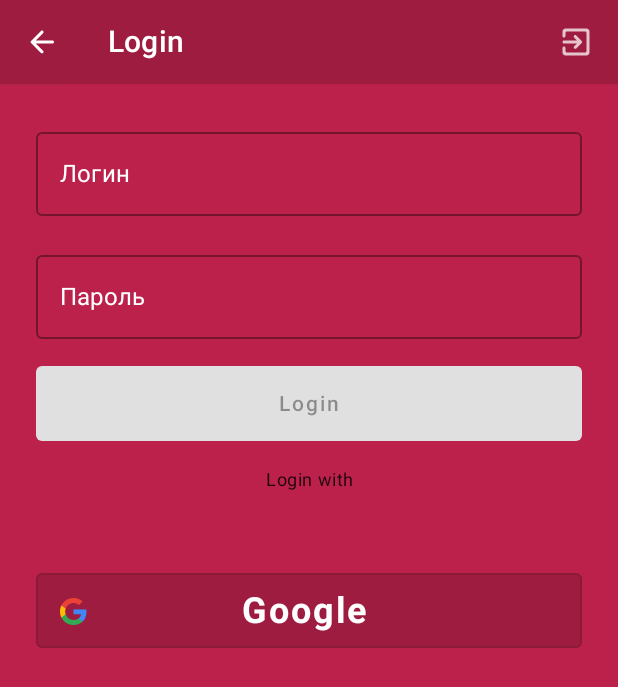
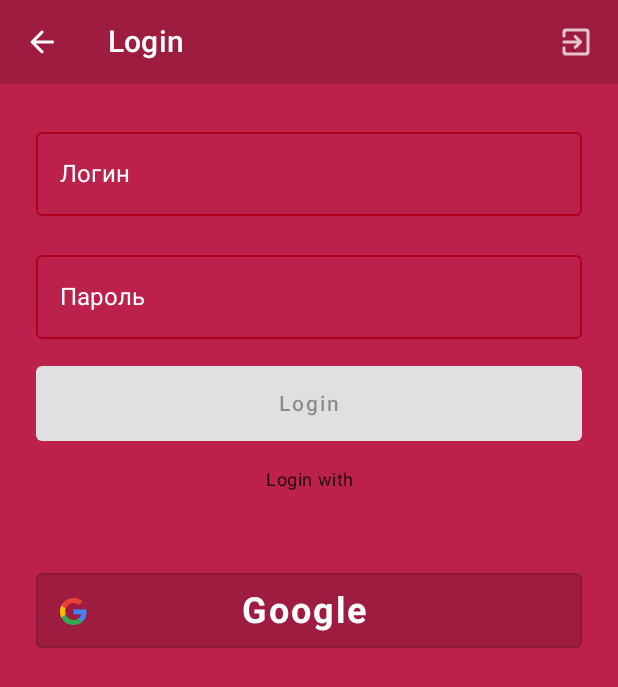
Before and after one commit to spiritofenergy/ChatWithFirebase, an Android app built with Jetpack Compose: the first screen one second after launch (MainActivity), on a phone screen of 412 x 824 dp. Shown: the top 687 px of the screen. Run offline under Robolectric (Android 15) with nearby library versions, the phone set to English and light mode, and no system bars; our stand-ins replace Firebase (no records; nobody signed in at launch, a user with empty details on screens opened directly).

Commit message:
first commit

```diff
--- a/app/build.gradle
+++ b/app/build.gradle
@@ -56,6 +56,7 @@ dependencies {
     implementation 'androidx.navigation:navigation-compose:2.5.3'
     implementation 'androidx.appcompat:appcompat:1.5.1'
     implementation 'androidx.navigation:navigation-ui:2.5.3'
+    implementation 'androidx.navigation:navigation-runtime-ktx:2.5.3'
     testImplementation 'junit:junit:4.13.2'
     androidTestImplementation 'androidx.test.espresso:espresso-core:3.5.0'
     implementation "androidx.compose.ui:ui:$compose_ui_version"
--- a/app/src/main/java/com/kodex/chatwithfirebase/screens/LoginScreen.kt
+++ b/app/src/main/java/com/kodex/chatwithfirebase/screens/LoginScreen.kt
@@ -25,6 +25,7 @@ import androidx.compose.ui.text.style.TextAlign
 import androidx.compose.ui.tooling.preview.Preview
 import androidx.compose.ui.unit.dp
 import androidx.compose.ui.unit.sp
+import androidx.lifecycle.viewmodel.compose.viewModel
 import androidx.navigation.NavHostController
 import androidx.navigation.compose.rememberNavController
 import com.google.android.gms.auth.api.signin.GoogleSignIn
@@ -39,6 +40,7 @@ import com.kodex.chatwithfirebase.R
 import com.kodex.chatwithfirebase.ui.theme.ChatWithFirebaseTheme
 import com.kodex.chatwithfirebase.util.Constants
 import com.kodex.chatwithfirebase.util.LOGIN
+import com.kodex.chatwithfirebase.util.LoadingState
 import com.kodex.chatwithfirebase.util.PASSWORD
 
 
@@ -101,20 +103,25 @@ fun LoginScreen(viewModel: MainViewModel, navController: NavHostController) {
                         }
                     }
                 )
-             //  if (state.status == LoadingState.Status.RUNNING) {
-              //      LinearProgressIndicator(modifier = Modifier.fillMaxWidth())
-              //  }
+               if (state.status == LoadingState.Status.RUNNING) {
+                    LinearProgressIndicator(modifier = Modifier.fillMaxWidth())
+                }
             }
         }, content = {
-            Column(modifier = Modifier.fillMaxSize().background(colorResource(R.color.colorPrimary)).padding(24.dp),
+            Column(modifier = Modifier
+                .fillMaxSize()
+                .background(colorResource(R.color.colorPrimary))
+                .padding(24.dp),
                 verticalArrangement = Arrangement.spacedBy(18.dp),
                  horizontalAlignment = Alignment.CenterHorizontally,
                 content = {
-                    OutlinedTextField(value = login, onValueChange = { login = it }, modifier = Modifier.fillMaxWidth(), label = { Text(text = "Логин", color = Color.White)})
+                    OutlinedTextField(value = login, onValueChange = { login = it }, modifier = Modifier.fillMaxWidth(), label = { Text(text = "Логин", color = Color.White)}, isError = login.isEmpty())
 
-                    OutlinedTextField(value = password, onValueChange = { password = it }, modifier = Modifier.fillMaxWidth(), visualTransformation = PasswordVisualTransformation(), label = { Text(text = "Пароль", color = Color.White) })
+                    OutlinedTextField(value = password, onValueChange = { password = it }, modifier = Modifier.fillMaxWidth(), visualTransformation = PasswordVisualTransformation(), label = { Text(text = "Пароль", color = Color.White)}, isError = password.isEmpty())
 
-                    Button(modifier = Modifier.fillMaxWidth().height(50.dp), enabled = login.isNotEmpty() && password.isNotEmpty(), content = {
+                    Button(modifier = Modifier
+                        .fillMaxWidth()
+                        .height(50.dp), enabled = login.isNotEmpty() && password.isNotEmpty(), content = {
                             Text(text = "Login") }, onClick = {
                                     LOGIN = login
                                     PASSWORD = password
@@ -146,7 +153,10 @@ fun LoginScreen(viewModel: MainViewModel, navController: NavHostController) {
                                 .build()
                             val googleSignInClient = GoogleSignIn.getClient(context, gso)
                             launcher.launch(googleSignInClient.signInIntent)
-                        },
+                            navController.navigate(Constants.Screens.CHAT_SCREEN)
+                           // Log.d("checkData", "Button pressed ${auth.currentUser?.displayName.toString()}")
+
+                },
                         colors = ButtonDefaults.buttonColors(
                             colorResource(
                                 id = R.color.colorPrimaryDark
@@ -180,7 +190,7 @@ fun LoginScreen(viewModel: MainViewModel, navController: NavHostController) {
                         }
                     )
 
-                  /*  when(state.status) {
+                    when(state.status) {
                         LoadingState.Status.SUCCESS -> {
                             Text(text = "Успешная регистрация")
                         }
@@ -188,7 +198,7 @@ fun LoginScreen(viewModel: MainViewModel, navController: NavHostController) {
                             Text(text = state.msg ?: "Ошибка регистрации")
                         }
                         else -> {}
-                    }*/
+                    }
                 }
             )
         }
@@ -200,6 +210,6 @@ fun LoginScreen(viewModel: MainViewModel, navController: NavHostController) {
 fun LoginScreenPreview() {
 
     ChatWithFirebaseTheme(false) {
-       // LoginScreen(navController = rememberNavController() )
+        LoginScreen(navController = rememberNavController(), viewModel = viewModel())
     }
 }
--- a/build.gradle
+++ b/build.gradle
@@ -2,9 +2,10 @@ buildscript {
     repositories {
         google()
         mavenCentral()
+
     }
     ext {
-        compose_ui_version = '1.1.1'
+        compose_ui_version = '1.2.1'
     }
     dependencies {
         classpath 'com.android.tools.build:gradle:7.3.1'
```
Also changed, not shown: app/src/main/java/com/kodex/chatwithfirebase/LoginScreenViewModel.kt (+0 -22 lines), app/src/main/java/com/kodex/chatwithfirebase/MainViewModel.kt (+30 -0 lines), app/src/main/java/com/kodex/chatwithfirebase/screens/ChatScreen.kt (+6 -3 lines).
